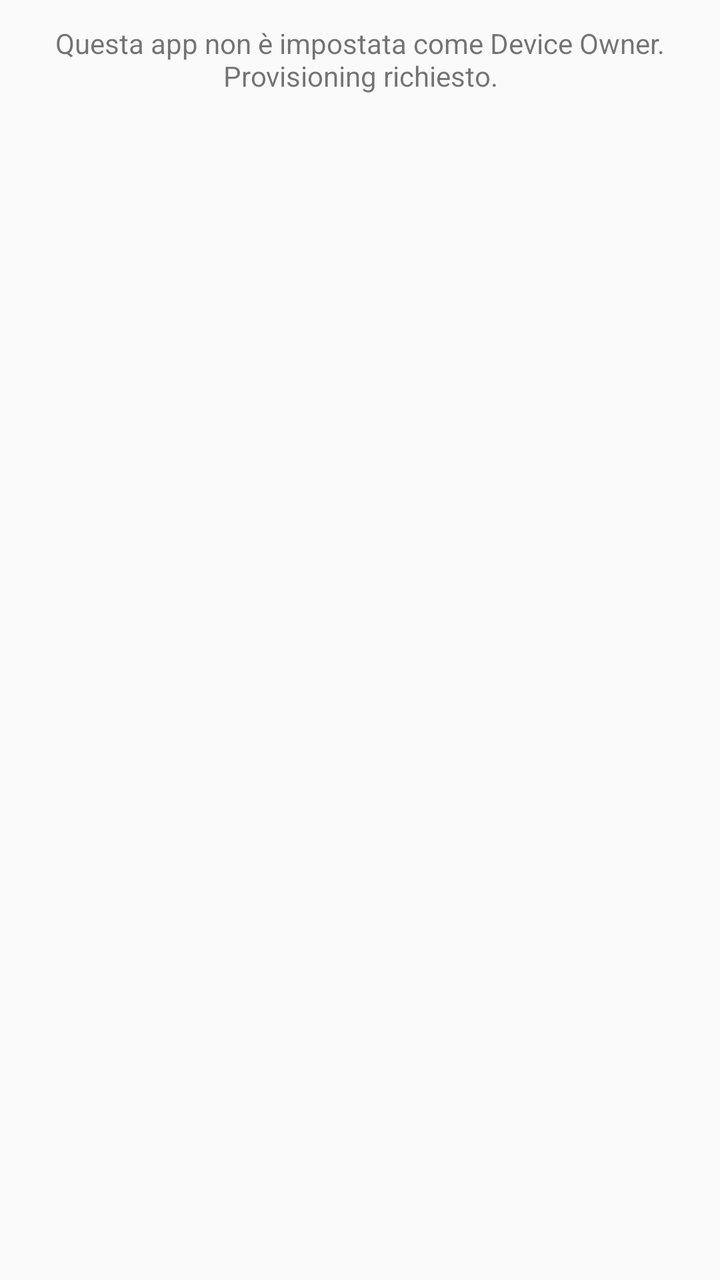
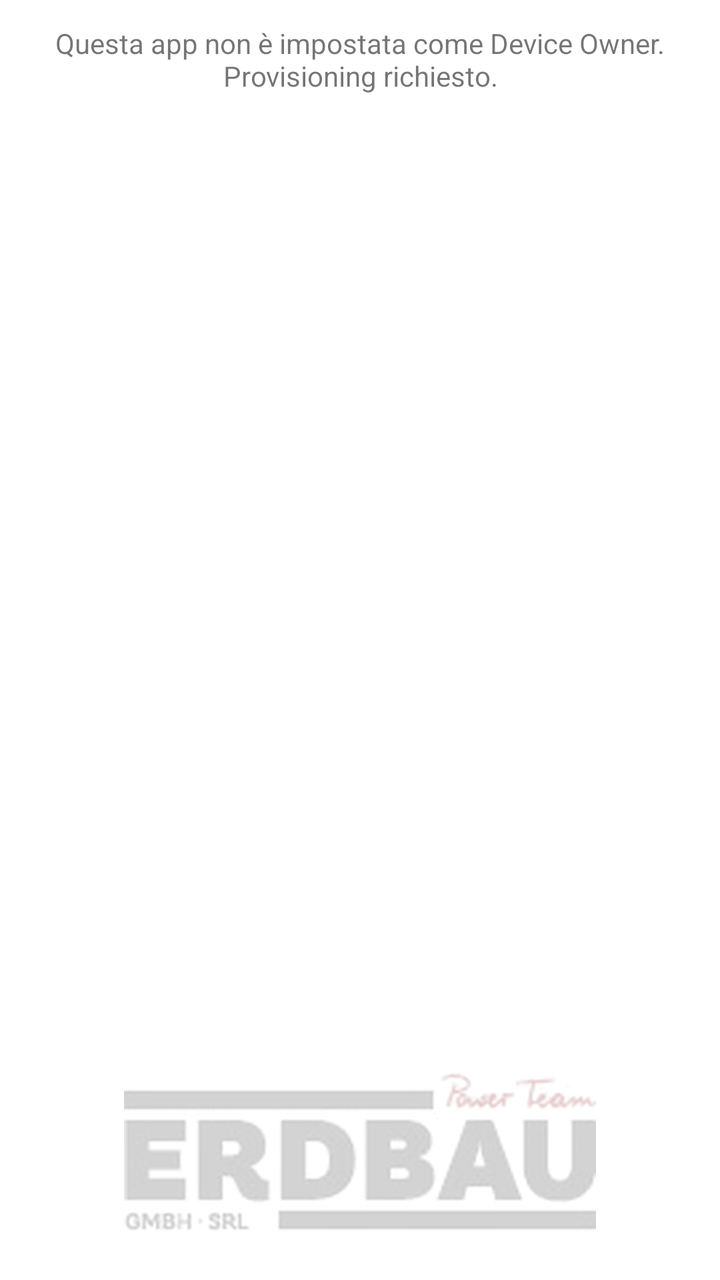

Two renders of the same Android screen: before a commit and after it. Below are the layout's source before the change and the commit's diff.
<!-- AndroidManifest.xml: application theme Theme.MdmAgent -->
<!-- res/layout/activity_main.xml -->
<?xml version="1.0" encoding="utf-8"?>
<LinearLayout xmlns:android="http://schemas.android.com/apk/res/android"
    android:layout_width="match_parent"
    android:layout_height="match_parent"
    android:orientation="vertical">

    
    <TextView
        android:id="@+id/statusText"
        android:layout_width="match_parent"
        android:layout_height="wrap_content"
        android:textSize="14sp"
        android:gravity="center"
        android:padding="12dp"
        android:text="@string/status_not_device_owner" />

    <Button
        android:id="@+id/exitMaintenanceButton"
        android:layout_width="wrap_content"
        android:layout_height="wrap_content"
        android:layout_gravity="center_horizontal"
        android:layout_marginTop="8dp"
        android:text="@string/button_reenter_kiosk"
        android:visibility="gone" />

    
    <GridLayout
        android:id="@+id/appGrid"
        android:layout_width="match_parent"
        android:layout_height="0dp"
        android:layout_weight="1"
        android:columnCount="3"
        android:padding="24dp"
        android:gravity="center" />

</LinearLayout>
<!-- resources referenced by this layout -->
<resources>
  <string name="button_reenter_kiosk">Rientra in modalità kiosk</string>
  <string name="status_not_device_owner">Questa app non è impostata come Device Owner. Provisioning richiesto.</string>
  <style name="Theme.MdmAgent" parent="Theme.AppCompat.DayNight.NoActionBar" />
</resources>

<!-- the commit's change to res/layout/activity_main.xml (unified diff, before → after) -->
@@ -1,36 +1,54 @@
 <?xml version="1.0" encoding="utf-8"?>
-<LinearLayout xmlns:android="http://schemas.android.com/apk/res/android"
+<FrameLayout xmlns:android="http://schemas.android.com/apk/res/android"
     android:layout_width="match_parent"
     android:layout_height="match_parent"
-    android:orientation="vertical">
+    android:background="@color/kiosk_background">
 
     
-    <TextView
-        android:id="@+id/statusText"
+    <ImageView
+        android:layout_width="280dp"
+        android:layout_height="wrap_content"
+        android:layout_gravity="bottom|center_horizontal"
+        android:layout_marginBottom="24dp"
+        android:alpha="0.22"
+        android:src="@drawable/logo_watermark"
+        android:importantForAccessibility="no" />
+
+    <LinearLayout
         android:layout_width="match_parent"
-        android:layout_height="wrap_content"
-        android:textSize="14sp"
-        android:gravity="center"
-        android:padding="12dp"
-        android:text="@string/status_not_device_owner" />
+        android:layout_height="match_parent"
+        android:orientation="vertical">
 
-    <Button
-        android:id="@+id/exitMaintenanceButton"
-        android:layout_width="wrap_content"
-        android:layout_height="wrap_content"
-        android:layout_gravity="center_horizontal"
-        android:layout_marginTop="8dp"
-        android:text="@string/button_reenter_kiosk"
-        android:visibility="gone" />
+        
+        <TextView
+            android:id="@+id/statusText"
+            android:layout_width="match_parent"
+            android:layout_height="wrap_content"
+            android:textSize="14sp"
+            android:gravity="center"
+            android:padding="12dp"
+            android:text="@string/status_not_device_owner" />
 
-    
-    <GridLayout
-        android:id="@+id/appGrid"
-        android:layout_width="match_parent"
-        android:layout_height="0dp"
-        android:layout_weight="1"
-        android:columnCount="3"
-        android:padding="24dp"
-        android:gravity="center" />
+        <Button
+            android:id="@+id/exitMaintenanceButton"
+            android:layout_width="wrap_content"
+            android:layout_height="wrap_content"
+            android:layout_gravity="center_horizontal"
+            android:layout_marginTop="8dp"
+            android:backgroundTint="@color/brand_red"
+            android:textColor="@android:color/white"
+            android:text="@string/button_reenter_kiosk"
+            android:visibility="gone" />
 
-</LinearLayout>
+        
+        <GridLayout
+            android:id="@+id/appGrid"
+            android:layout_width="match_parent"
+            android:layout_height="0dp"
+            android:layout_weight="1"
+            android:columnCount="3"
+            android:padding="24dp"
+            android:gravity="center" />
+
+    </LinearLayout>
+</FrameLayout>
<!-- resource entries referenced after the edit -->
@@ -1,7 +1,15 @@
 <!-- resources referenced by this layout -->
 <resources>
+  <color name="brand_red">#84121C</color>
+  <color name="kiosk_background">#FFFFFF</color>
+  <!-- drawable logo_watermark: png bitmap (drawable-nodpi, 105505 bytes) -->
   <string name="button_reenter_kiosk">Rientra in modalità kiosk</string>
   <string name="status_not_device_owner">Questa app non è impostata come Device Owner. Provisioning richiesto.</string>
-  <style name="Theme.MdmAgent" parent="Theme.AppCompat.DayNight.NoActionBar" />
+  <style name="Theme.MdmAgent" parent="Theme.AppCompat.DayNight.NoActionBar">
+          <item name="colorAccent">@color/brand_red</item>
+          <item name="android:windowBackground">@color/kiosk_background</item>
+          <item name="android:textColorPrimary">@color/kiosk_text</item>
+      </style>
+  <color name="kiosk_text">#1A1A1A</color>
 </resources>
 
